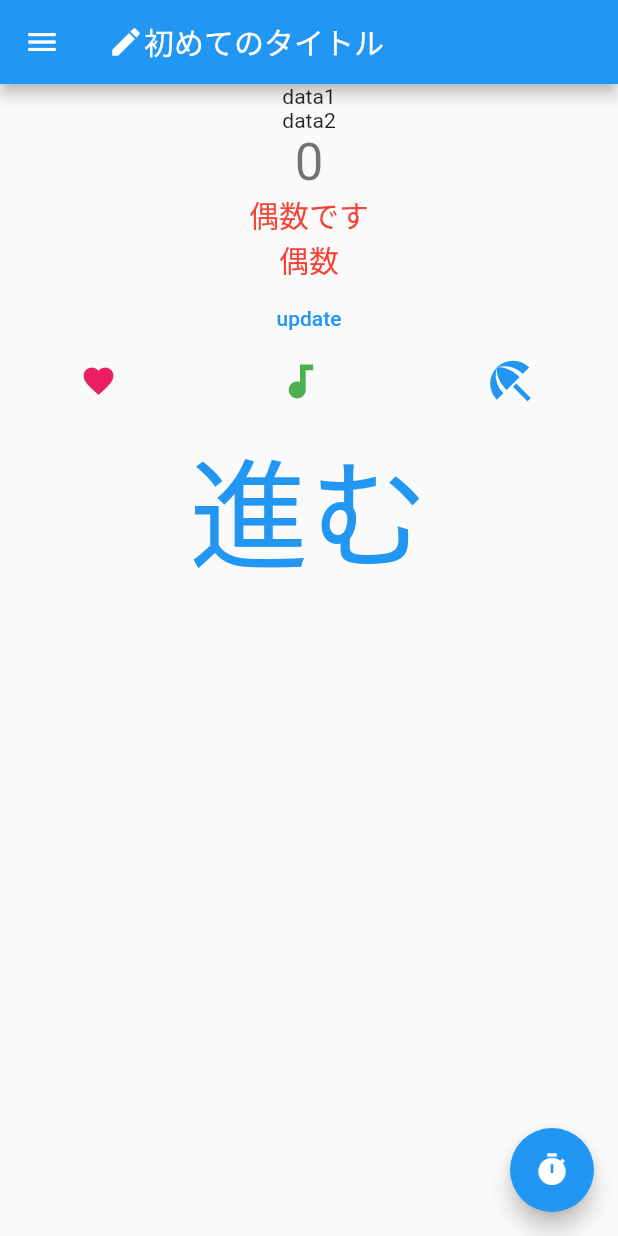
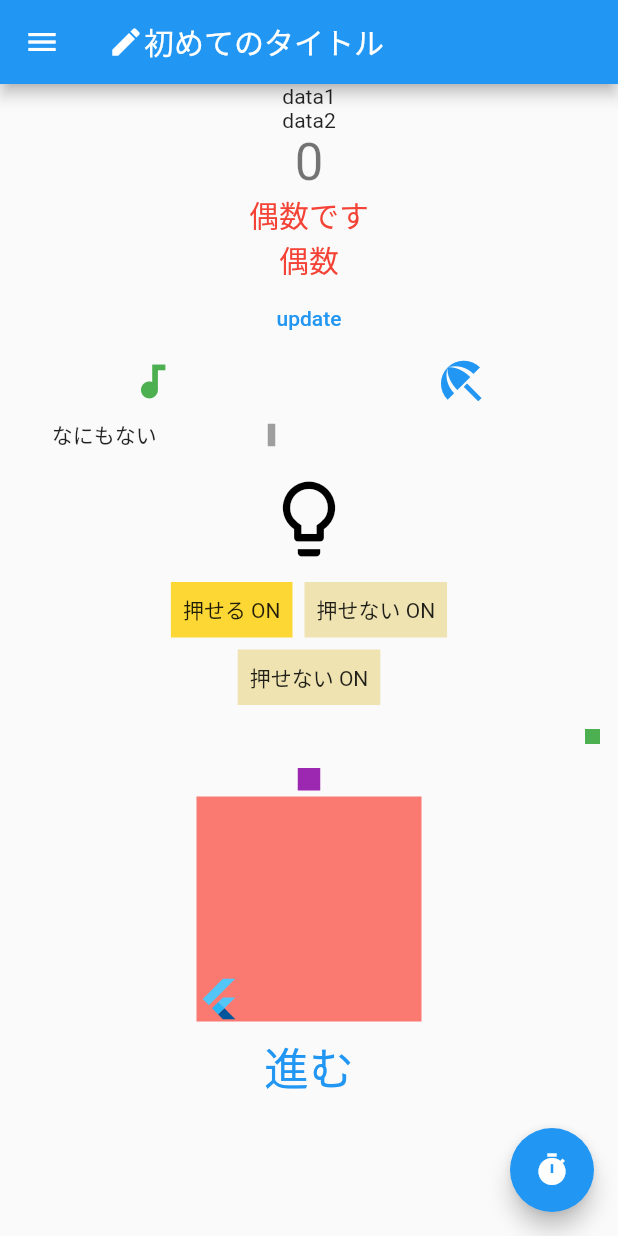
Before and after one commit to terra-namibia/practice2, a Flutter app: the screen it shows after launch, on a phone screen of 412 x 824 dp. Run offline on Flutter 3.47's test engine with Material 2 defaults, Android fonts, the phone set to English and light mode, and no system bars.

```diff
--- a/lib/main.dart
+++ b/lib/main.dart
@@ -34,6 +34,8 @@ class MyHomePage extends StatefulWidget {
 class _MyHomePageState extends State<MyHomePage> {
   int _counter = 0;
   String _type = "偶数";
+  bool selected = false;
+  bool _lightIsOn = false;
 
   void _incrementCounter() {
     setState(() {
@@ -77,11 +79,6 @@ class _MyHomePageState extends State<MyHomePage> {
             mainAxisAlignment: MainAxisAlignment.spaceAround,
             children: [
               Icon(
-                Icons.favorite,
-                color: Colors.pink,
-                size: 24.0,
-              ),
-              Icon(
                 Icons.audiotrack,
                 color: Colors.green,
                 size: 30.0,
@@ -93,6 +90,117 @@ class _MyHomePageState extends State<MyHomePage> {
               ),
             ],
           ),
+          Row(
+            mainAxisAlignment: MainAxisAlignment.spaceAround,
+            children: [
+              AnimatedSwitcher(
+                  duration: Duration(seconds: 1),
+                  child: _lightIsOn
+                      ? Icon(Icons.favorite, color: Colors.pink)
+                      : Text("なにもない")),
+              AnimatedContainer(
+                  duration: const Duration(seconds: 1),
+                  width: _lightIsOn ? 15 : 5,
+                  height: _lightIsOn ? 5 : 15,
+                  padding: _lightIsOn ? EdgeInsets.all(0) : EdgeInsets.all(5),
+                  margin: _lightIsOn ? EdgeInsets.all(0) : EdgeInsets.all(5),
+                  color: _lightIsOn ? Colors.blue : Colors.grey),
+              AnimatedOpacity(
+                  opacity: _lightIsOn ? 1.0 : 0.0,
+                  duration: Duration(seconds: 1),
+                  child: Text(
+                    "浮かぶ文字",
+                    style: Theme.of(context).textTheme.headline5,
+                  )),
+            ],
+          ),
+          Padding(
+            padding: const EdgeInsets.all(8.0),
+            child: Icon(
+              Icons.lightbulb_outline,
+              color: _lightIsOn ? Colors.yellow.shade600 : Colors.black,
+              size: 60,
+            ),
+          ),
+          Row(
+            mainAxisAlignment: MainAxisAlignment.center,
+            children: [
+              GestureDetector(
+                onTap: () {
+                  setState(() {
+                    _lightIsOn = !_lightIsOn;
+                  });
+                },
+                child: Container(
+                  color: Colors.yellow.shade600,
+                  padding: const EdgeInsets.all(8),
+                  margin: const EdgeInsets.all(4),
+                  child: Text(_lightIsOn ? '押せる OFF' : '押せる ON'),
+                ),
+              ),
+              Container(
+                color: Color.fromARGB(255, 238, 227, 177),
+                padding: const EdgeInsets.all(8),
+                margin: const EdgeInsets.all(4),
+                child: Text(_lightIsOn ? '押せない OFF' : '押せない ON'),
+              ),
+            ],
+          ),
+          Row(
+            mainAxisAlignment: MainAxisAlignment.spaceAround,
+            children: <Widget>[
+              Container(
+                color: Color.fromARGB(255, 238, 227, 177),
+                padding: const EdgeInsets.all(8),
+                margin: const EdgeInsets.all(4),
+                child: Text(_lightIsOn ? '押せない OFF' : '押せない ON'),
+              ),
+            ],
+          ),
+          Container(
+            padding: const EdgeInsets.all(8),
+            margin: const EdgeInsets.all(4),
+            child: AnimatedAlign(
+                duration: const Duration(seconds: 1),
+                alignment:
+                    _lightIsOn ? Alignment.topLeft : Alignment.bottomRight,
+                child: SizedBox(
+                    width: 10,
+                    height: 10,
+                    child: Container(color: Colors.green))),
+          ),
+          Container(
+            margin: const EdgeInsets.all(4),
+            child: AnimatedSize(
+                duration: const Duration(seconds: 1),
+                alignment:
+                    _lightIsOn ? Alignment.topLeft : Alignment.bottomRight,
+                child: SizedBox(
+                    width: _lightIsOn ? 5 : 15,
+                    height: _lightIsOn ? 5 : 15,
+                    child: Container(color: Colors.purple))),
+          ),
+          GestureDetector(
+            onTap: () {
+              setState(() {
+                selected = !selected;
+              });
+            },
+            child: Center(
+              child: Container(
+                width: 150.0,
+                height: 150.0,
+                color: Color.fromARGB(255, 250, 121, 112),
+                child: AnimatedAlign(
+                  alignment:
+                      selected ? Alignment.topRight : Alignment.bottomLeft,
+                  duration: const Duration(seconds: 1),
+                  curve: Curves.fastOutSlowIn,
+                  child: const FlutterLogo(size: 30.0),
+                ),
+              ),
+            ),
+          ),
           TextButton(
               onPressed: () => {
                     Navigator.of(context)
@@ -100,7 +208,7 @@ class _MyHomePageState extends State<MyHomePage> {
                       return TestPage2();
                     }))
                   },
-              child: Text("進む", style: TextStyle(fontSize: 80))),
+              child: Text("進む", style: TextStyle(fontSize: 30))),
         ],
       ),
       floatingActionButton: FloatingActionButton(
```
